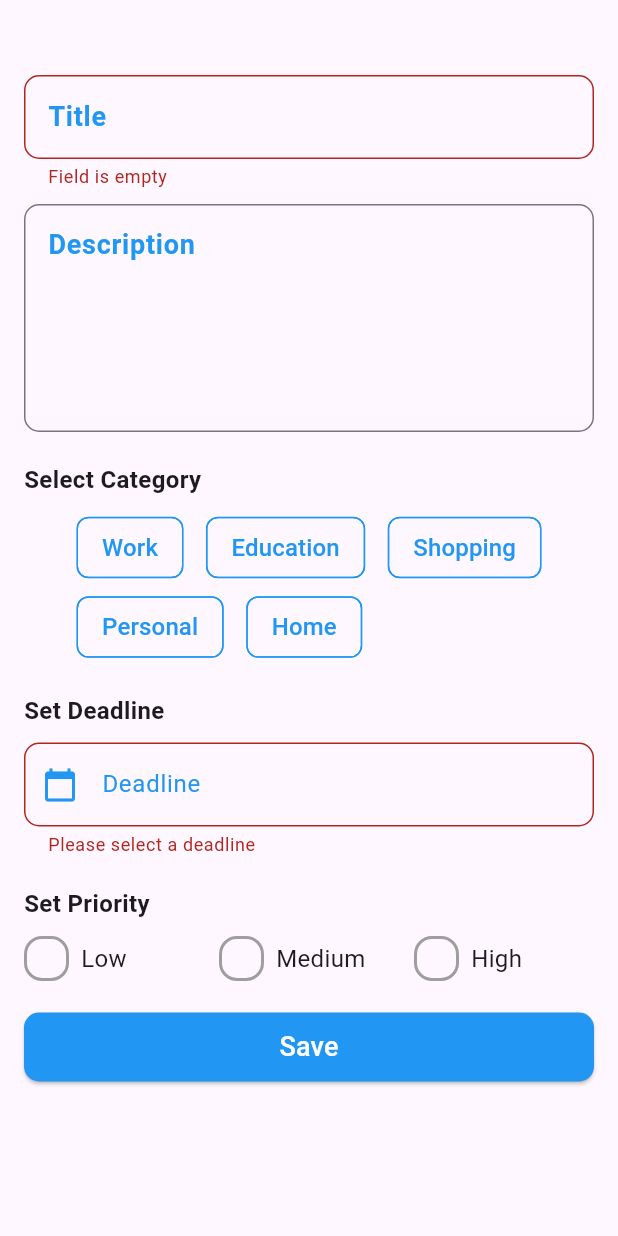
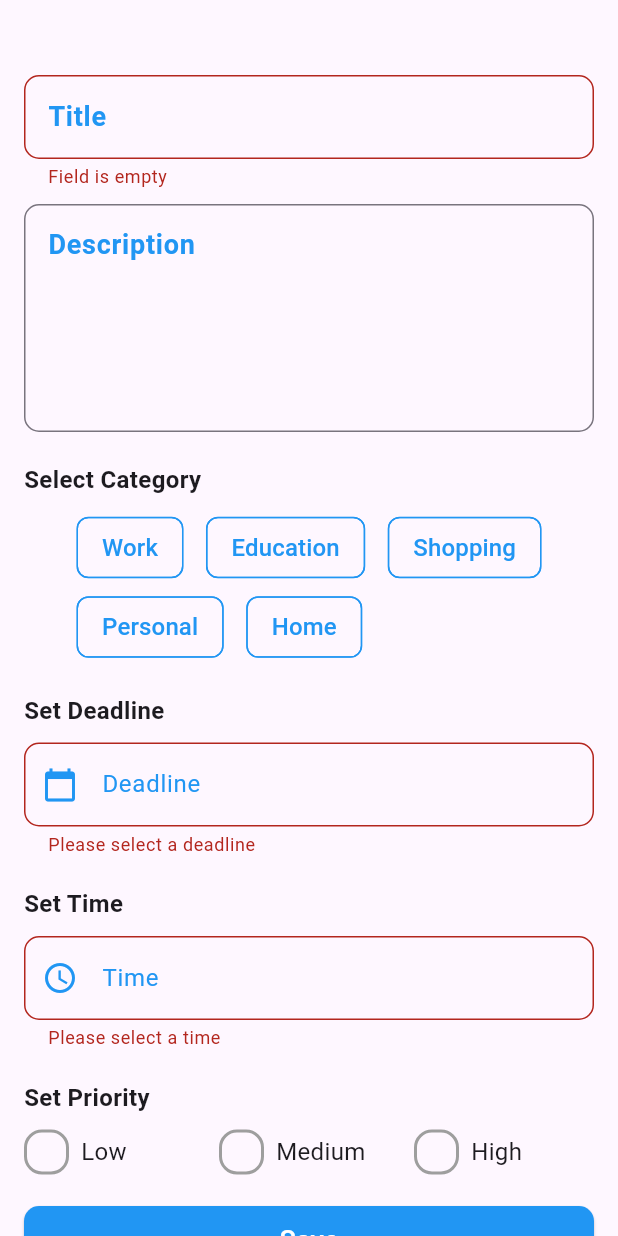
Before and after one commit to Mustafa-Mohamed26/todo_list_app, a Flutter app: the BottomSheetWidget widget shown alone on an empty page, opened directly, after a tap on "Save", on a phone screen of 412 x 824 dp. Run offline on Flutter 3.47's test engine with Material 3 defaults, Android fonts, the phone set to English and light mode, and no system bars; our stand-ins replace awesome_dialog, shared_preferences, sqflite; accounts and stored records are empty.

Commit message:
add time to the todo

```diff
--- a/lib/core/db_helper.dart
+++ b/lib/core/db_helper.dart
@@ -31,7 +31,7 @@ class DBHelper {
     String path = join(await getDatabasesPath(), 'todo.db');
     return await openDatabase(
       path,
-      version: 4, // Incremented version number
+      version: 5, // Incremented version number
       onCreate: (db, version) async {
         await db.execute('''
           CREATE TABLE todos(
@@ -41,6 +41,7 @@ class DBHelper {
             isCompleted INTEGER NOT NULL DEFAULT 0,
             category TEXT,
             deadline TEXT,
+            time TEXT,
             priority INTEGER
           )
         ''');
@@ -59,6 +60,11 @@ class DBHelper {
         if (oldVersion < 4) {
           await db.execute('''
             ALTER TABLE todos ADD COLUMN priority INTEGER;
+          ''');
+        }
+        if (oldVersion < 5) {
+          await db.execute('''
+            ALTER TABLE todos ADD COLUMN time TEXT;
           ''');
         }
       },
--- a/lib/main.dart
+++ b/lib/main.dart
@@ -3,6 +3,7 @@ import 'package:provider/provider.dart';
 import 'package:todo_list_app/providers/todo_provider.dart';
 import 'package:todo_list_app/providers/theme_provider.dart';
 import 'package:todo_list_app/screens/home_screen.dart';
+
 
 void main() {
   runApp(
--- a/lib/models/todo_model.dart
+++ b/lib/models/todo_model.dart
@@ -1,3 +1,5 @@
+import 'package:flutter/material.dart';
+
 class Todo {
   int? id;
   String title;
@@ -5,6 +7,7 @@ class Todo {
   bool isCompleted;
   String category;
   DateTime? deadline;
+  TimeOfDay? time;
   int priority;
 
   Todo({
@@ -14,6 +17,7 @@ class Todo {
     this.isCompleted = false,
     required this.category,
     required this.deadline,
+    required this.time,
     required this.priority,
   });
 
@@ -29,6 +33,7 @@ class Todo {
       'isCompleted': isCompleted ? 1 : 0,
       'category': category,
       'deadline': deadline?.toIso8601String(),
+      'time': time != null ? '${time!.hour}:${time!.minute}' : null,
       'priority': priority,
     };
   }
@@ -36,6 +41,14 @@ class Todo {
   /// Converts the Todo Map into a object representation, which is useful for
   /// using the data in the application
   factory Todo.fromMap(Map<String, dynamic> map) {
+    TimeOfDay? time;
+    if (map['time'] != null) {
+      final timeParts = (map['time'] as String).split(':');
+      time = TimeOfDay(
+        hour: int.parse(timeParts[0]),
+        minute: int.parse(timeParts[1]),
+      );
+    }
     return Todo(
       id: map['id'],
       title: map['title'],
@@ -44,6 +57,7 @@ class Todo {
       category: map['category'] ?? '',
       deadline:
           map['deadline'] != null ? DateTime.parse(map['deadline']) : null,
+      time: time,
       priority: map['priority'] ?? 1,
     );
   }
@@ -58,10 +72,28 @@ class Todo {
   String get formattedDeadlineWithMonthName {
     if (deadline == null) return 'No deadline';
     final monthNames = [
-      'Jan', 'Feb', 'Mar', 'Apr', 'May', 'Jun',
-      'Jul', 'Aug', 'Sep', 'Oct', 'Nov', 'Dec'
+      'Jan',
+      'Feb',
+      'Mar',
+      'Apr',
+      'May',
+      'Jun',
+      'Jul',
+      'Aug',
+      'Sep',
+      'Oct',
+      'Nov',
+      'Dec',
     ];
     final monthName = monthNames[deadline!.month - 1];
     return '$monthName ${deadline!.day}, ${deadline!.year}';
   }
+
+  /// Converts the time to a formatted string
+  String get formattedTime {
+    if (time == null) return '';
+    final hour = time!.hour.toString().padLeft(2, '0');
+    final minute = time!.minute.toString().padLeft(2, '0');
+    return '$hour:$minute';
+  }
 }
--- a/lib/widgets/bottom_sheet_widget.dart
+++ b/lib/widgets/bottom_sheet_widget.dart
@@ -19,6 +19,7 @@ class _BottomSheetWidgetState extends State<BottomSheetWidget> {
   final TextEditingController titleController = TextEditingController();
   final TextEditingController descriptionController = TextEditingController();
   final TextEditingController deadlineController = TextEditingController();
+  final TextEditingController timeController = TextEditingController();
 
   // Key for validation
   GlobalKey<FormState> formState = GlobalKey<FormState>();
@@ -35,8 +36,16 @@ void saveTodo() {
         title: titleController.text,
         description: descriptionController.text,
         category: selectedCategory ?? '',
-      deadline: deadlineController.text.isNotEmpty
+        deadline:
+            deadlineController.text.isNotEmpty
                 ? DateTime.parse(deadlineController.text)
+                : null,
+        time:
+            timeController.text.isNotEmpty
+                ? TimeOfDay(
+                  hour: int.parse(timeController.text.split(':')[0]),
+                  minute: int.parse(timeController.text.split(':')[1]),
+                )
                 : null,
         priority: selectedPriority ?? 1,
       );
@@ -46,6 +55,7 @@ void saveTodo() {
       titleController.clear();
       descriptionController.clear();
       deadlineController.clear();
+      timeController.clear();
 
       // Show success dialog
       AwesomeDialog(
@@ -61,13 +71,13 @@ void saveTodo() {
     }
   }
 
-
   // After closing the bottom sheet, the controllers delete their data
   @override
   void dispose() {
     titleController.dispose();
     descriptionController.dispose();
     deadlineController.dispose();
+    timeController.dispose();
     super.dispose();
   }
 
@@ -128,7 +138,7 @@ void saveTodo() {
                       ].map((category) {
                         return ChoiceChip(
                           showCheckmark: false,
-                          label: Text(category, style: TextStyle(fontSize: 16,)),
+                          label: Text(category, style: TextStyle(fontSize: 16)),
                           selected: selectedCategory == category,
                           onSelected: (selected) {
                             setState(() {
@@ -204,6 +214,65 @@ void saveTodo() {
                   validator: (value) {
                     if (value == null || value.isEmpty) {
                       return 'Please select a deadline';
+                    }
+                    return null;
+                  },
+                ),
+                SizedBox(height: 20),
+                Align(
+                  alignment: Alignment.centerLeft,
+                  child: Text(
+                    'Set Time',
+                    style: TextStyle(fontSize: 16, fontWeight: FontWeight.bold),
+                  ),
+                ),
+                SizedBox(height: 10),
+                TextFormField(
+                  controller: timeController,
+                  decoration: InputDecoration(
+                    labelText: 'Time',
+                    labelStyle: TextStyle(color: Colors.blue),
+                    border: OutlineInputBorder(
+                      borderRadius: BorderRadius.circular(10),
+                      borderSide: BorderSide(color: Colors.blue),
+                    ),
+                    focusedBorder: OutlineInputBorder(
+                      borderRadius: BorderRadius.circular(10),
+                      borderSide: BorderSide(color: Colors.blue),
+                    ),
+                    prefixIcon: Icon(Icons.access_time, color: Colors.blue),
+                  ),
+                  readOnly: true,
+                  onTap: () async {
+                    TimeOfDay? pickedTime = await showTimePicker(
+                      context: context,
+                      initialTime: TimeOfDay.now(),
+                      builder: (context, child) {
+                        return Theme(
+                          data: Theme.of(context).copyWith(
+                            colorScheme: ColorScheme.light(
+                              primary: Colors.blue,
+                              onPrimary: Colors.white,
+                              onSurface: Colors.blue,
+                            ),
+                            textButtonTheme: TextButtonThemeData(
+                              style: TextButton.styleFrom(),
+                            ),
+                          ),
+                          child: child!,
+                        );
+                      },
+                    );
+                    if (pickedTime != null) {
+                      setState(() {
+                        timeController.text =
+                            "${pickedTime.hour.toString().padLeft(2, '0')}:${pickedTime.minute.toString().padLeft(2, '0')}";
+                      });
+                    }
+                  },
+                  validator: (value) {
+                    if (value == null || value.isEmpty) {
+                      return 'Please select a time';
                     }
                     return null;
                   },
--- a/lib/widgets/todo_tile.dart
+++ b/lib/widgets/todo_tile.dart
@@ -43,7 +43,7 @@ class TodoTile extends StatelessWidget {
                 isCompleted: value!,
                 category: todo.category,
                 deadline: todo.deadline,
-                priority: todo.priority,
+                priority: todo.priority, time: null,
               );
               todoProvider.updateTodo(updatedTodo);
             },
--- a/pubspec.yaml
+++ b/pubspec.yaml
@@ -39,6 +39,8 @@ dependencies:
   sqflite: ^2.4.2
   awesome_dialog: ^3.2.1
   intl: ^0.20.2
+  flutter_local_notifications: ^18.0.1
+  timezone: ^0.10.0
 
 dev_dependencies:
   flutter_test:
```
Also changed, not shown: lib/screens/note_detail_screen.dart (+18 -17 lines), pubspec.lock, 1 other file. Lines whose indentation alone changed are shown as unchanged.
